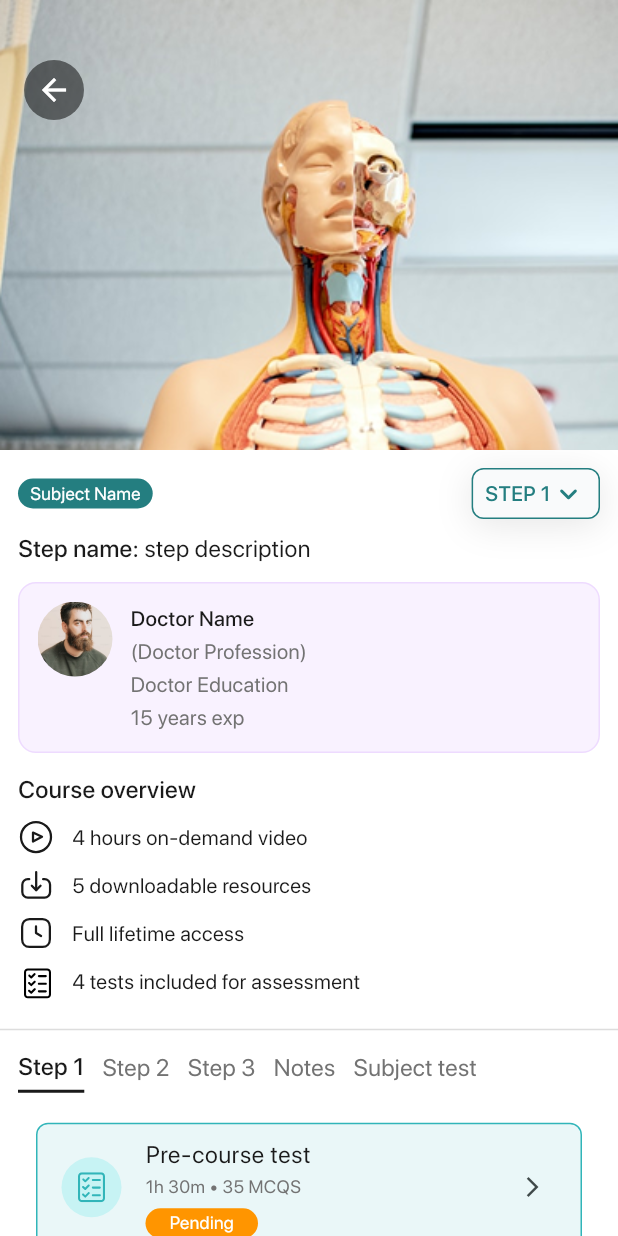
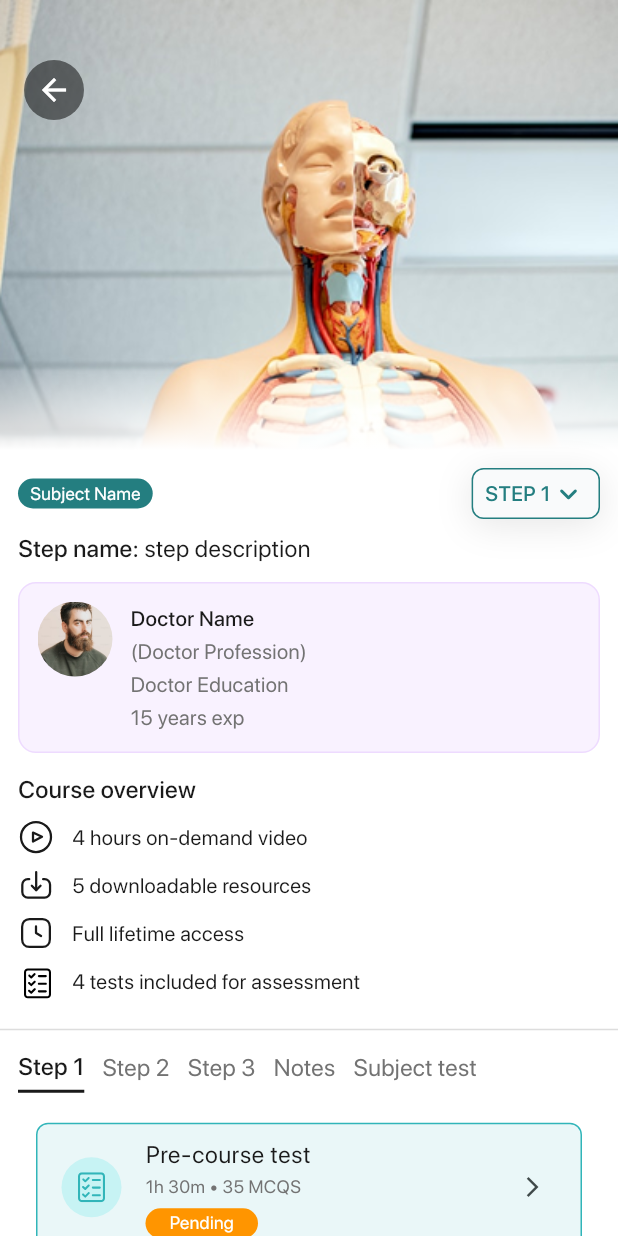
Before and after one commit to mYashavanth/step_mobile, a Flutter app: the CourseScreen screen opened by its route, on a phone screen of 412 x 824 dp. Run offline on Flutter 3.47's test engine with Material 3 defaults, Android fonts, the phone set to English and light mode, and no system bars; our stand-ins replace calendar_date_picker2, chewie, firebase_analytics, firebase_core, flutter_localization, flutter_otp_text_field and 6 more; accounts and stored records are empty; project files that could hold a hidden picture were left out.

Commit message:
updated banner image styling in course screen

```diff
--- a/lib/views/course_screen.dart
+++ b/lib/views/course_screen.dart
@@ -142,7 +142,7 @@ class _CourseScreenState extends State<CourseScreen>
       body: SingleChildScrollView(
         child: Column(
           children: [
-           SizedBox(
+            SizedBox(
               height: 300,
               width: double.maxFinite,
               child: Stack(
@@ -162,10 +162,30 @@ class _CourseScreenState extends State<CourseScreen>
                           height: double.infinity,
                         ),
 
+                  // Glass morphism effect at the bottom
+                  Positioned(
+                    bottom: 0,
+                    left: 0,
+                    right: 0,
+                    child: Container(
+                      height: 60, // Adjust height as needed
+                      decoration: const BoxDecoration(
+                        gradient: LinearGradient(
+                          begin: Alignment.topCenter,
+                          end: Alignment.bottomCenter,
+                          colors: [
+                            Color.fromRGBO(255, 255, 255, 0),
+                            Color.fromRGBO(255, 255, 255, 1),
+                          ],
+                        ),
+                      ),
+                    ),
+                  ),
+
                   // The back button
                   Positioned(
-                    top: 40, // Adjust this value as needed
-                    left: 16, // Adjust this value as needed
+                    top: 40,
+                    left: 16,
                     child: GestureDetector(
                       onTap: () {
                         Navigator.pop(context);
```
